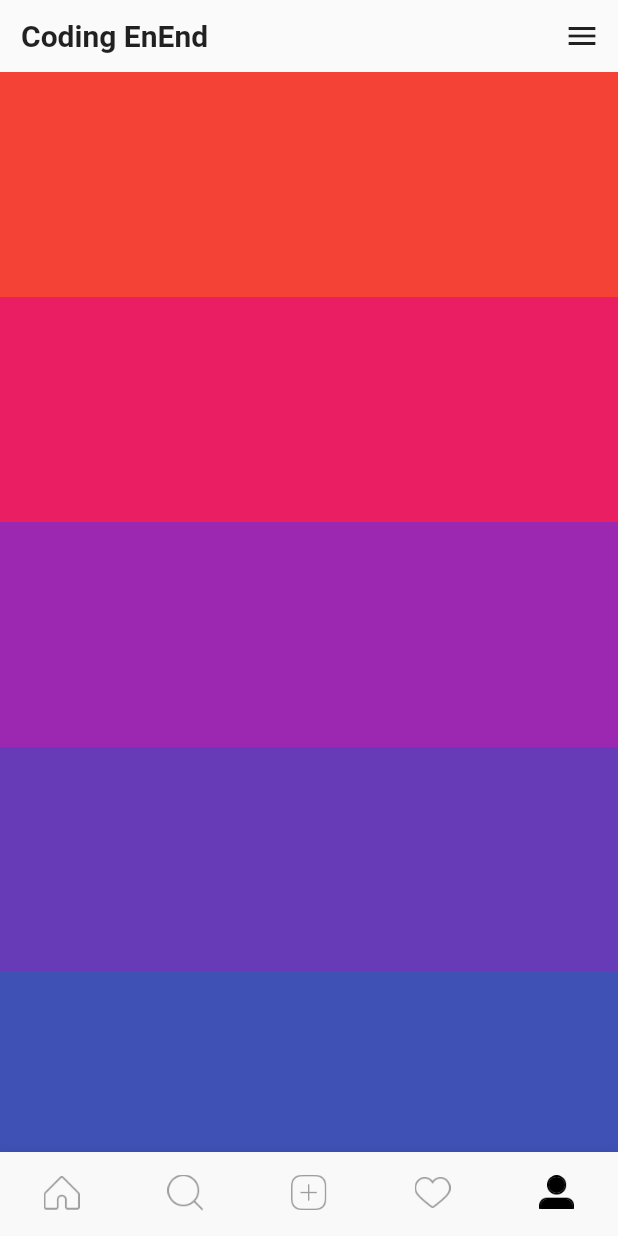
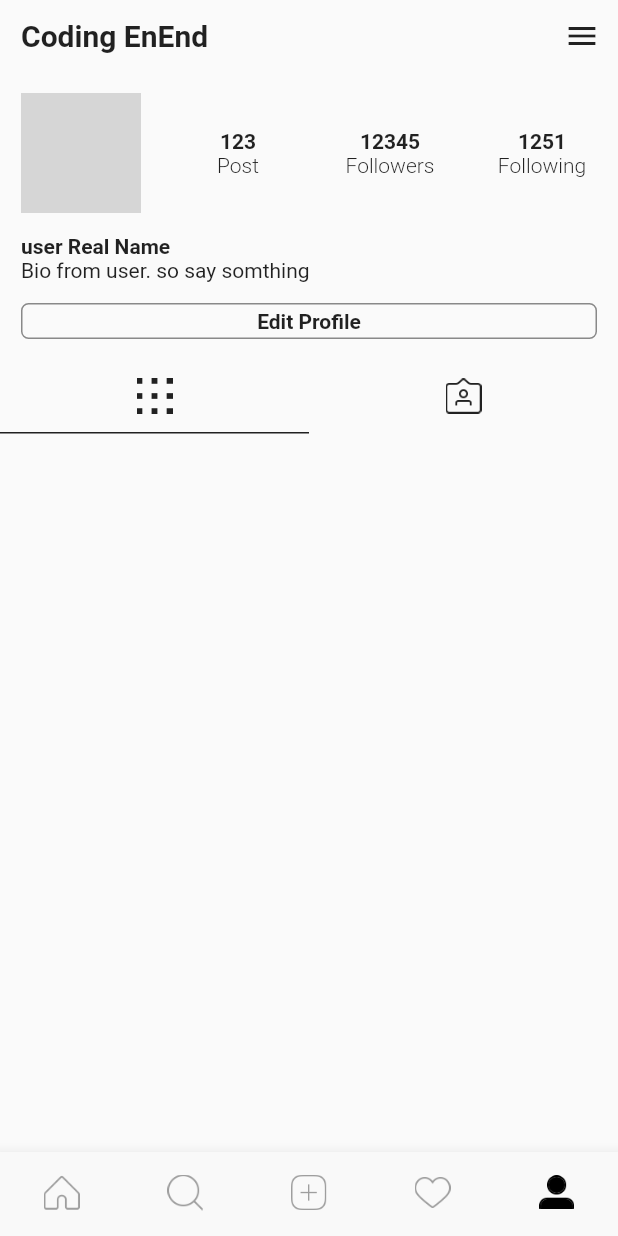
Before and after one commit to baeksangwoo/flutter_codingPaPA, a Flutter app: the screen it shows after launch, item 5 of the bottom bar chosen, on a phone screen of 412 x 824 dp. Run offline on Flutter 3.47's test engine with Material 2 defaults, Android fonts, the phone set to English and light mode, and no system bars; our stand-ins replace cached_network_image; network calls fail; grey boxes are pictures that could not be loaded.

Commit message:
mediaQuery는 main_page로 가야한다 왜냐하면 전역변수의 값을 설정할때 맨처음 materialapp이 build된것이 필요하기 때문이다. AnimatedContainer의 역할을 ui의 자유로운 활용이 가능하게 만드는 것이다. 조금의 변수만으로 dramatic한 변화를 도출할 수있다.

```diff
--- a/flutter_codingpapa/lib/constants/size.dart
+++ b/flutter_codingpapa/lib/constants/size.dart
@@ -1,6 +1,10 @@
 
+
+import 'package:flutter/material.dart';
 
 const double common_gap = 14.0;
 const double common_xs_gap = 4.0;
 const double common_l_gap = 14.0;
 const double profile_radius = 16.0;
+
+Size size;
--- a/flutter_codingpapa/lib/main_page.dart
+++ b/flutter_codingpapa/lib/main_page.dart
@@ -1,6 +1,8 @@
 import 'package:flutter/material.dart';
 import 'package:flutter_codingpapa/screens/feed_page.dart';
 import 'package:flutter_codingpapa/screens/profile_page.dart';
+
+import 'constants/size.dart';
 
 class MainPage extends StatefulWidget {
   @override
@@ -8,6 +10,7 @@ class MainPage extends StatefulWidget {
 }
 
 class _MainPageState extends State<MainPage> {
+
 
   int _selectedIndex = 0;
 
@@ -21,6 +24,11 @@ class _MainPageState extends State<MainPage> {
 //stack 있고 children
   @override
   Widget build(BuildContext context) {
+    if(size == null)
+      {
+        size = MediaQuery.of(context).size;
+      }
+
     setState(() {});
     // TODO: implement build
     return Scaffold(
--- a/flutter_codingpapa/lib/screens/profile_page.dart
+++ b/flutter_codingpapa/lib/screens/profile_page.dart
@@ -1,5 +1,6 @@
 import 'package:flutter/material.dart';
 import 'package:flutter_codingpapa/constants/size.dart';
+import 'package:flutter_codingpapa/utils/profile_image_path.dart';
 
 class ProfilePage extends StatefulWidget {
   @override
@@ -8,14 +9,13 @@ class ProfilePage extends StatefulWidget {
 
 class _ProfilePageState extends State<ProfilePage> {
   bool _menuOpened = false;
-  Size _size;
   double menuWidth;
   int duration = 200;
+  AlignmentGeometry tabAlign = Alignment.centerLeft;
 
   @override
   Widget build(BuildContext context) {
-    _size = MediaQuery.of(context).size;
-    menuWidth = _size.width / 1.5;
+    menuWidth = size.width / 1.5;
     return Scaffold(
       body: Stack(
         children: <Widget>[_sideMenu(), _profile()],
@@ -30,7 +30,7 @@ class _ProfilePageState extends State<ProfilePage> {
       color: Colors.grey[200],
       duration: Duration(milliseconds: duration),
       transform: Matrix4.translationValues(
-          _menuOpened ? _size.width - menuWidth : _size.width, 0, 0),
+          _menuOpened ? size.width - menuWidth : size.width, 0, 0),
       child: SafeArea(
         child: SizedBox(
           width: menuWidth,
@@ -63,7 +63,14 @@ class _ProfilePageState extends State<ProfilePage> {
               child: CustomScrollView(
                 slivers: <Widget>[
                   SliverList(
-                    delegate: SliverChildListDelegate(_coloredContainers()),
+                    delegate: SliverChildListDelegate([
+                      _getProfileHeader,
+                      _username(),
+                      _userbio(),
+                      _editProfileButton(),
+                      _getTabIconButtons,
+                      _getAnimatedSelectedBar
+                    ]),
                   )
                 ],
               ),
@@ -74,14 +81,99 @@ class _ProfilePageState extends State<ProfilePage> {
     );
   }
 
-  List<Widget> _coloredContainers() {
-    return List<Widget>.generate(
-        20,
-        (i) => Container(
-              height: 150,
-              color: Colors.primaries[i % Colors.primaries.length],
-            ));
+  Padding _editProfileButton() {
+    return Padding(
+      padding: const EdgeInsets.all(common_gap),
+      child: SizedBox(
+        height: 24,
+        child: OutlineButton(
+          onPressed: () {},
+          borderSide: BorderSide(color: Colors.black45),
+          shape: RoundedRectangleBorder(
+            borderRadius: BorderRadius.circular(5),
+          ),
+          child: Text(
+            "Edit Profile",
+            style: TextStyle(fontWeight: FontWeight.bold),
+          ),
+        ),
+      ),
+    );
   }
+
+  Padding _userbio() {
+    return Padding(
+      padding: const EdgeInsets.only(left: common_gap),
+      child: Text(
+        'Bio from user. so say somthing',
+        style: TextStyle(fontWeight: FontWeight.w400),
+      ),
+    );
+  }
+
+  Padding _username() {
+    return Padding(
+      padding: const EdgeInsets.only(left: common_gap),
+      child: Text(
+        'user Real Name',
+        style: TextStyle(fontWeight: FontWeight.bold),
+      ),
+    );
+  }
+
+  Row get _getProfileHeader => Row(
+        children: <Widget>[
+          Padding(
+            padding: const EdgeInsets.all(common_gap),
+            child: CircleAvatar(
+              radius: 40,
+              backgroundImage: NetworkImage(getProfileImgPath('theCodingPaPa')),
+            ),
+          ),
+          Expanded(
+            child: Table(
+              children: [
+                TableRow(children: [
+                  _getStatusValueWidget('123'),
+                  _getStatusValueWidget('12345'),
+                  _getStatusValueWidget('1251'),
+                ]),
+                TableRow(children: [
+                  _getStatusLabelWidget('Post'),
+                  _getStatusLabelWidget('Followers'),
+                  _getStatusLabelWidget('Following'),
+                ])
+              ],
+            ),
+          )
+        ],
+      );
+
+  Widget _getStatusLabelWidget(String value) => Center(
+        child: Padding(
+          padding: const EdgeInsets.symmetric(horizontal: common_gap),
+          child: FittedBox(
+            fit: BoxFit.fitWidth,
+            child: Text(
+              value,
+              textAlign: TextAlign.center,
+              style: TextStyle(fontWeight: FontWeight.w300),
+            ),
+          ),
+        ),
+      );
+
+  Widget _getStatusValueWidget(String value) => Center(
+        child: Padding(
+          padding: const EdgeInsets.symmetric(horizontal: common_gap),
+          child: FittedBox(
+            fit: BoxFit.fitHeight,
+            child: Text(value,
+                textAlign: TextAlign.center,
+                style: TextStyle(fontWeight: FontWeight.bold)),
+          ),
+        ),
+      );
 
   Row _usernameIconButton() {
     return Row(
@@ -104,4 +196,49 @@ class _ProfilePageState extends State<ProfilePage> {
       ],
     );
   }
+
+  Widget get _getTabIconButtons => Row(
+        children: <Widget>[
+          Expanded(
+            child: IconButton(
+              icon: ImageIcon(AssetImage("assets/grid.png")),
+              onPressed: () {
+                _setTab(true);
+              },
+            ),
+          ),
+          Expanded(
+            child: IconButton(
+              icon: ImageIcon(AssetImage("assets/saved.png")),
+              onPressed: () {
+                _setTab(false);
+              },
+            ),
+          ),
+        ],
+      );
+
+  Widget get _getAnimatedSelectedBar => AnimatedContainer(
+        alignment: tabAlign,
+        duration: Duration(milliseconds: 200),
+        curve: Curves.easeInOut,
+        color: Colors.transparent,
+        height: 1,
+        width: size.width,
+        child: Container(
+          height: 1,
+          width: size.width / 2,
+          color: Colors.black87,
+        ),
+      );
+
+  _setTab(bool tabLeft) {
+    setState(() {
+      if (tabLeft) {
+        this.tabAlign = Alignment.centerLeft;
+      } else {
+        this.tabAlign = Alignment.centerRight;
+      }
+    });
+  }
 }
```
